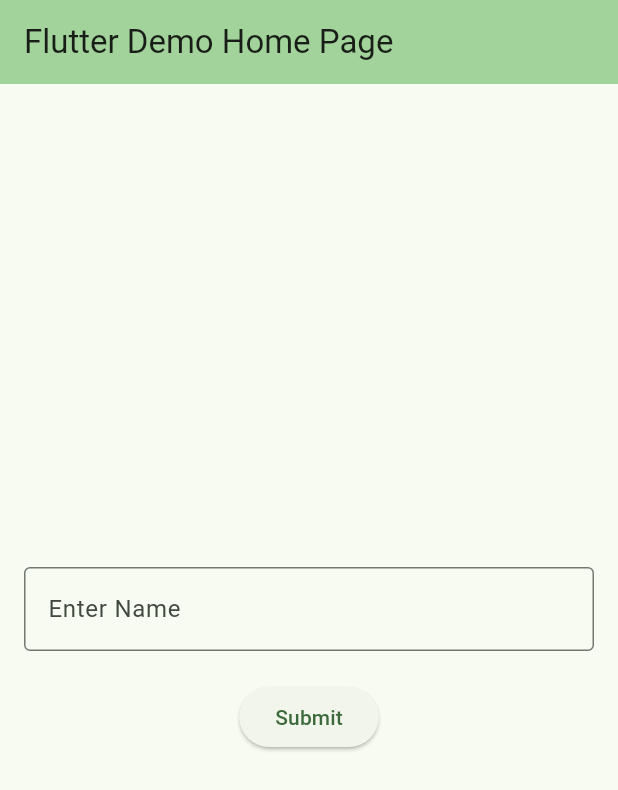
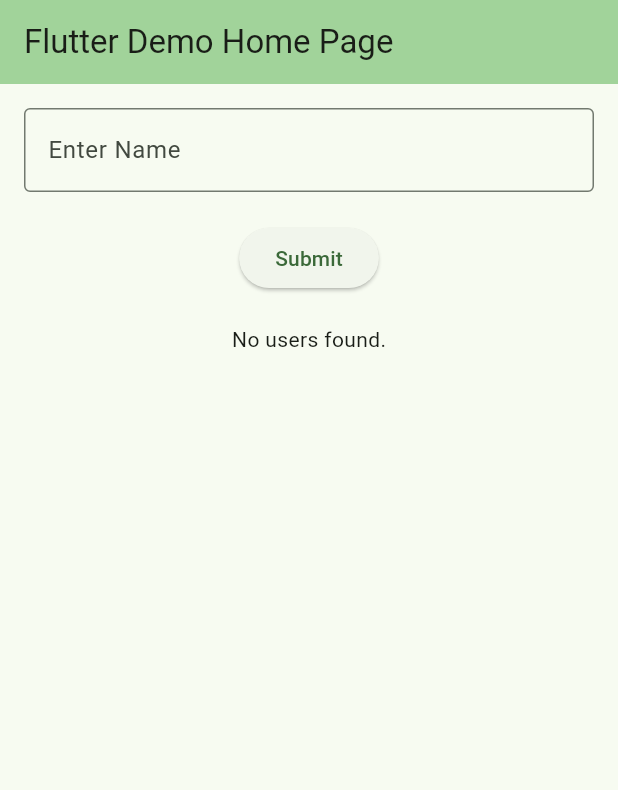
Before and after one commit to ChrisShobe/Learning-AWS, a Flutter app: the screen it shows after launch, on a phone screen of 412 x 824 dp. Shown: the top 790 px of the screen. Run offline on Flutter 3.47's test engine with Material 3 defaults, Android fonts, the phone set to English and light mode, and no system bars; our stand-ins replace firebase_core, firebase_database; accounts and stored records are empty.

Commit message:
name showing

```diff
--- a/recipe_app/lib/main.dart
+++ b/recipe_app/lib/main.dart
@@ -103,6 +103,37 @@ class _MyHomePageState extends State<MyHomePage> {
                 onPressed: _submitName,
                 child: Text("Submit"),
               ),
+              SizedBox(height: 20),
+
+              // StreamBuilder to show list of users
+              Expanded(
+                child: StreamBuilder(
+                  stream: ref.child("users").onValue,
+                  builder: (context, AsyncSnapshot<DatabaseEvent> snapshot) {
+                    if (snapshot.connectionState == ConnectionState.waiting) {
+                      return CircularProgressIndicator();
+                    } else if (snapshot.hasError) {
+                      return Text("Error: ${snapshot.error}");
+                    } else if (snapshot.hasData) {
+                      final Map<dynamic, dynamic>? usersMap = snapshot.data!.snapshot.value as Map?;
+                      if (usersMap == null) {
+                        return Text("No users found.");
+                      }
+                      final List<Map<dynamic, dynamic>> usersList = usersMap.values.map((user) => Map<dynamic, dynamic>.from(user)).toList();
+
+                      return ListView.builder(
+                        itemCount: usersList.length,
+                        itemBuilder: (context, index) {
+                          return ListTile(
+                            title: Text(usersList[index]["name"] ?? "No name"),
+                          );
+                        },
+                      );
+                    }
+                    return Text("No data available");
+                  },
+                ),
+              ),
             ],
           ),
         ),
```
